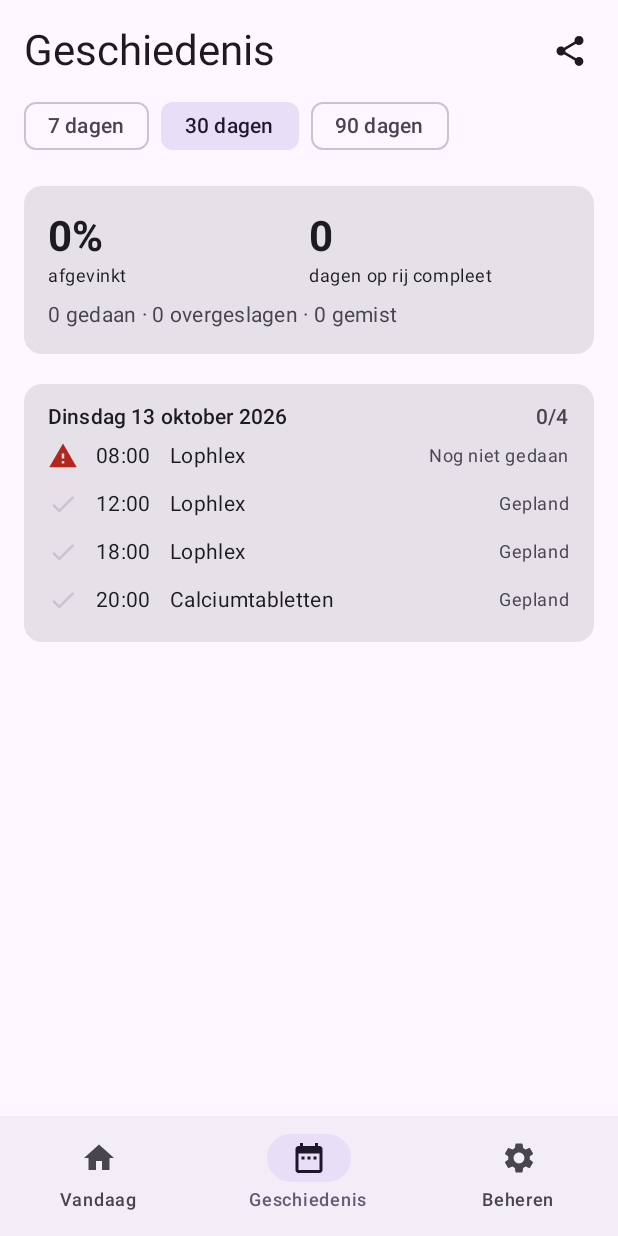
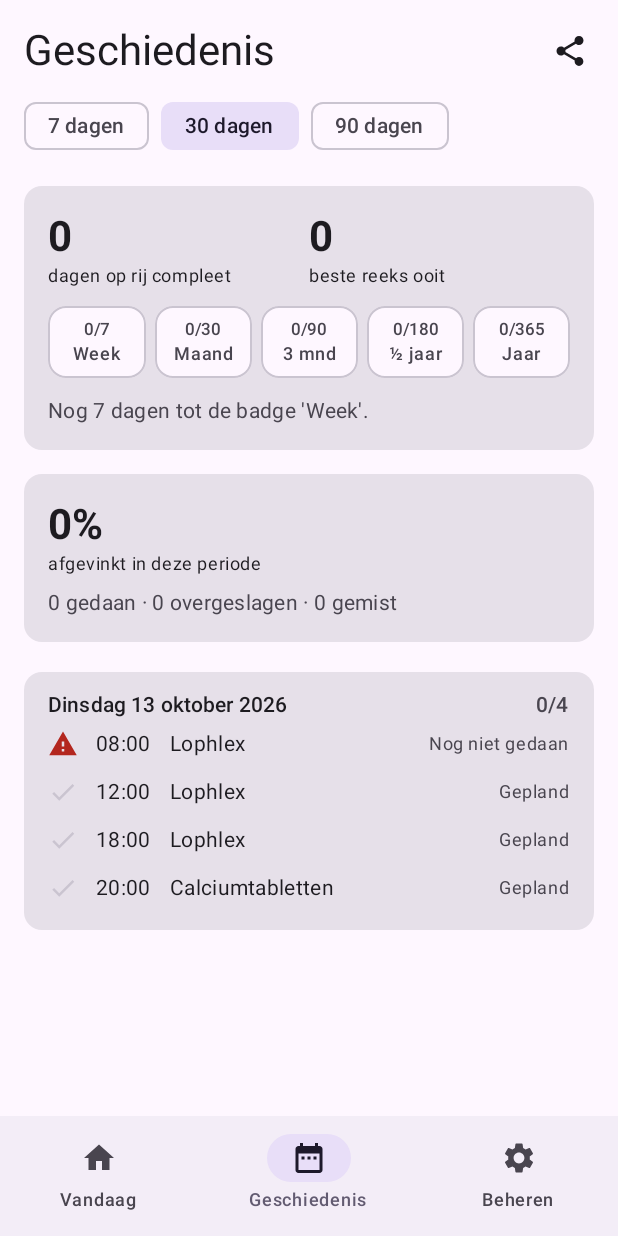
Before and after one commit to Elegast707/medicatie-tracker, an Android app built with Jetpack Compose: the screen it shows after launch (MainActivity), item 2 of the bottom bar chosen, on a phone screen of 412 x 824 dp. Run offline under Robolectric (Android 15) with nearby library versions, the phone set to English and light mode, and no system bars; our stand-ins replace Room's generated code.

Commit message:
Add streak milestones with notifications and badges
Celebrate 7/30/90-day (and every following week, 180 and 365-day) streaks
with a notification, once per milestone per streak. Each item can choose
whether skipping breaks the streak (new column, migration 1->2). History
shows current and best streak plus badges.

Co-Authored-By: Claude Opus 5.5 <noreply@anthropic.com>
Claude-Session: https://claude.ai/code/session_01TkeFpAfNi72HUb4fwwPbvp

```diff
--- a/android/app/src/main/java/nl/medicatietracker/data/AppDatabase.kt
+++ b/android/app/src/main/java/nl/medicatietracker/data/AppDatabase.kt
@@ -4,17 +4,26 @@ import android.content.Context
 import androidx.room.Database
 import androidx.room.Room
 import androidx.room.RoomDatabase
+import androidx.room.migration.Migration
 import androidx.sqlite.db.SupportSQLiteDatabase
 
-@Database(entities = [TrackedItem::class, LogEntry::class], version = 1, exportSchema = false)
+@Database(entities = [TrackedItem::class, LogEntry::class], version = 2, exportSchema = false)
 abstract class AppDatabase : RoomDatabase() {
     abstract fun dao(): TrackerDao
 
     companion object {
         fun build(context: Context): AppDatabase =
             Room.databaseBuilder(context, AppDatabase::class.java, "medicatie.db")
+                .addMigrations(MIGRATION_1_2)
                 .addCallback(SeedCallback)
                 .build()
+
+        /** Versie 2: instelling per item of overslaan de reeks breekt. */
+        private val MIGRATION_1_2 = object : Migration(1, 2) {
+            override fun migrate(db: SupportSQLiteDatabase) {
+                db.execSQL("ALTER TABLE items ADD COLUMN skipAllowed INTEGER NOT NULL DEFAULT 0")
+            }
+        }
     }
 
     /** Vult bij de eerste start het schema uit de oude web-app in. */
--- a/android/app/src/main/java/nl/medicatietracker/data/History.kt
+++ b/android/app/src/main/java/nl/medicatietracker/data/History.kt
@@ -12,11 +12,17 @@ data class HistoryRow(
     val minuteOfDay: Int,
     val status: RowStatus,
     val loggedAt: Long?,
-)
+    /** Overslaan telt voor dit item als afgevinkt in de reeks. */
+    val skipAllowed: Boolean = false,
+) {
+    val countsForStreak: Boolean
+        get() = status == RowStatus.GEDAAN || (status == RowStatus.OVERGESLAGEN && skipAllowed)
+    val breaksStreak: Boolean
+        get() = status == RowStatus.GEMIST || (status == RowStatus.OVERGESLAGEN && !skipAllowed)
+}
 
 data class HistoryDay(val date: LocalDate, val rows: List<HistoryRow>) {
     val done: Int get() = rows.count { it.status == RowStatus.GEDAAN }
-    val handled: Int get() = rows.count { it.status == RowStatus.GEDAAN || it.status == RowStatus.OVERGESLAGEN }
 }
 
 data class ItemStats(val name: String, val type: ItemType, val done: Int, val skipped: Int, val missed: Int) {
@@ -24,7 +30,7 @@ data class ItemStats(val name: String, val type: ItemType, val done: Int, val sk
     val percentage: Int get() = if (total == 0) 0 else Math.round(done * 100f / total)
 }
 
-data class Summary(val done: Int, val skipped: Int, val missed: Int, val streak: Int, val perItem: List<ItemStats>) {
+data class Summary(val done: Int, val skipped: Int, val missed: Int, val perItem: List<ItemStats>) {
     val total: Int get() = done + skipped + missed
     val percentage: Int get() = if (total == 0) 0 else Math.round(done * 100f / total)
 }
@@ -42,6 +48,7 @@ object History {
         val logsByDay = logs.groupBy { it.epochDay }
         val today = now.toLocalDate()
         val nowMinute = now.hour * 60 + now.minute
+        val skipAllowedIds = items.filter { it.skipAllowed }.map { it.id }.toSet()
         val days = mutableListOf<HistoryDay>()
         var date = to
         while (!date.isBefore(from)) {
@@ -59,9 +66,12 @@ object History {
 
             val rows = expected.map { item ->
                 val log = dayLogs[item.id]
-                HistoryRow(item.id, item.name, item.type, item.minuteOfDay, statusFor(item.minuteOfDay, log), log?.loggedAt)
+                HistoryRow(item.id, item.name, item.type, item.minuteOfDay, statusFor(item.minuteOfDay, log), log?.loggedAt, item.skipAllowed)
             } + dayLogs.values.filter { it.itemId !in expectedIds }.map { log ->
-                HistoryRow(log.itemId, log.itemName, log.itemType, log.scheduledMinute, statusFor(log.scheduledMinute, log), log.loggedAt)
+                HistoryRow(
+                    log.itemId, log.itemName, log.itemType, log.scheduledMinute,
+                    statusFor(log.scheduledMinute, log), log.loggedAt, log.itemId in skipAllowedIds,
+                )
             }
             days += HistoryDay(date, rows.sortedWith(compareBy({ it.minuteOfDay }, { it.name })))
             date = date.minusDays(1)
@@ -76,11 +86,8 @@ object History {
         return date.isBefore(deletedAt.toLocalDate())
     }
 
-    /**
-     * Samenvatting over de gegeven dagen. De reeks (streak) telt opeenvolgende dagen waarop alles
-     * is afgehandeld; vandaag telt alleen mee als alles al gedaan is.
-     */
-    fun summarize(days: List<HistoryDay>, streakDays: List<HistoryDay> = days): Summary {
+    /** Samenvatting over de gegeven dagen. */
+    fun summarize(days: List<HistoryDay>): Summary {
         val rows = days.flatMap { it.rows }
         val perItem = rows
             .filter { it.status in COUNTED }
@@ -100,28 +107,15 @@ object History {
             done = rows.count { it.status == RowStatus.GEDAAN },
             skipped = rows.count { it.status == RowStatus.OVERGESLAGEN },
             missed = rows.count { it.status == RowStatus.GEMIST },
-            streak = streak(streakDays),
             perItem = perItem,
         )
     }
 
     private val COUNTED = setOf(RowStatus.GEDAAN, RowStatus.OVERGESLAGEN, RowStatus.GEMIST)
 
-    /** Verwacht dagen met de nieuwste eerst. */
-    fun streak(days: List<HistoryDay>): Int {
-        var streak = 0
-        for (day in days) {
-            if (day.rows.isEmpty()) continue
-            val allHandled = day.handled == day.rows.size
-            if (allHandled) {
-                streak++
-            } else if (day.rows.any { it.status == RowStatus.GEMIST }) {
-                break
-            }
-            // Vandaag met nog openstaande items: niet meetellen, maar de reeks ook niet breken.
-        }
-        return streak
-    }
+    /** De eerste dag waarvoor iets gepland of gelogd is. */
+    fun firstDay(items: List<TrackedItem>, logs: List<LogEntry>): LocalDate? =
+        (items.map { it.createdAt.toLocalDate() } + logs.map { LocalDate.ofEpochDay(it.epochDay) }).minOrNull()
 
     fun toCsv(days: List<HistoryDay>): String = buildString {
         append("Datum;Gepland;Naam;Soort;Status;Gelogd om\n")
--- a/android/app/src/main/java/nl/medicatietracker/data/Model.kt
+++ b/android/app/src/main/java/nl/medicatietracker/data/Model.kt
@@ -1,5 +1,6 @@
 package nl.medicatietracker.data
 
+import androidx.room.ColumnInfo
 import androidx.room.Entity
 import androidx.room.Index
 import androidx.room.PrimaryKey
@@ -25,6 +26,8 @@ data class TrackedItem(
     val minuteOfDay: Int,
     /** Elke zoveel minuten opnieuw herinneren tot het is afgevinkt; 0 = niet herhalen. */
     val repeatMinutes: Int = 15,
+    /** Overslaan telt als afgevinkt voor de reeks (anders breekt overslaan de reeks). */
+    @ColumnInfo(defaultValue = "0") val skipAllowed: Boolean = false,
     val active: Boolean = true,
     val createdAt: Long = System.currentTimeMillis(),
     /** Gezet bij verwijderen, zodat de geschiedenis bewaard blijft. */
--- /dev/null
+++ b/android/app/src/main/java/nl/medicatietracker/data/Streaks.kt
@@ -0,0 +1,82 @@
+package nl.medicatietracker.data
+
+import java.time.LocalDate
+
+data class StreakInfo(
+    /** Aantal complete dagen op rij tot en met vandaag (of gisteren als vandaag nog loopt). */
+    val current: Int,
+    /** Eerste dag van de huidige reeks, of null als er geen reeks loopt. */
+    val currentStart: LocalDate?,
+    /** Langste reeks ooit. */
+    val best: Int,
+)
+
+data class Badge(val days: Int, val label: String)
+
+object Streaks {
+    val BADGES = listOf(
+        Badge(7, "Week"),
+        Badge(30, "Maand"),
+        Badge(90, "3 mnd"),
+        Badge(180, "½ jaar"),
+        Badge(365, "Jaar"),
+    )
+
+    private val SPECIAL_MILESTONES = BADGES.map { it.days }.toSet()
+
+    private enum class DayResult { COMPLETE, BROKEN, PENDING, EMPTY }
+
+    private fun HistoryDay.result(): DayResult = when {
+        rows.isEmpty() -> DayResult.EMPTY
+        rows.any { it.breaksStreak } -> DayResult.BROKEN
+        rows.all { it.countsForStreak } -> DayResult.COMPLETE
+        // Alleen vandaag kan nog openstaande items hebben: telt niet mee, maar breekt ook niet.
+        else -> DayResult.PENDING
+    }
+
+    /** Verwacht dagen met de nieuwste eerst, zoals [History.build] ze teruggeeft. */
+    fun compute(days: List<HistoryDay>): StreakInfo {
+        var current = 0
+        var start: LocalDate? = null
+        for (day in days) {
+            when (day.result()) {
+                DayResult.COMPLETE -> {
+                    current++
+                    start = day.date
+                }
+                DayResult.BROKEN -> break
+                DayResult.PENDING, DayResult.EMPTY -> Unit
+            }
+        }
+
+        var best = 0
+        var run = 0
+        for (day in days.asReversed()) {
+            when (day.result()) {
+                DayResult.COMPLETE -> {
+                    run++
+                    best = maxOf(best, run)
+                }
+                DayResult.BROKEN -> run = 0
+                DayResult.PENDING, DayResult.EMPTY -> Unit
+            }
+        }
+        return StreakInfo(current, start, best)
+    }
+
+    /** Mijlpalen: elke week (7, 14, 21, ...) plus 30, 90, 180 en 365 dagen. */
+    fun isMilestone(days: Int): Boolean = days > 0 && (days % 7 == 0 || days in SPECIAL_MILESTONES)
+
+    fun highestMilestoneUpTo(days: Int): Int? = (days downTo 1).firstOrNull { isMilestone(it) }
+
+    fun title(milestone: Int): String = when (milestone) {
+        7 -> "Een week compleet!"
+        30 -> "Een maand compleet!"
+        90 -> "3 maanden compleet!"
+        180 -> "Een half jaar compleet!"
+        365 -> "Een jaar compleet!"
+        else -> "$milestone dagen op rij!"
+    }
+
+    fun message(milestone: Int): String = "$milestone dagen op rij alles afgevinkt. Ga zo door!"
+}
--- a/android/app/src/main/java/nl/medicatietracker/data/TrackerDao.kt
+++ b/android/app/src/main/java/nl/medicatietracker/data/TrackerDao.kt
@@ -37,8 +37,8 @@ interface TrackerDao {
     @Query("SELECT * FROM logs WHERE epochDay = :epochDay")
     fun observeLogsForDay(epochDay: Long): Flow<List<LogEntry>>
 
-    @Query("SELECT * FROM logs WHERE epochDay BETWEEN :fromDay AND :toDay")
-    fun observeLogsBetween(fromDay: Long, toDay: Long): Flow<List<LogEntry>>
+    @Query("SELECT * FROM logs")
+    fun observeAllLogs(): Flow<List<LogEntry>>
 
     @Query("SELECT * FROM logs")
     suspend fun allLogs(): List<LogEntry>
--- a/android/app/src/main/java/nl/medicatietracker/reminders/Notifications.kt
+++ b/android/app/src/main/java/nl/medicatietracker/reminders/Notifications.kt
@@ -15,13 +15,16 @@ import nl.medicatietracker.MainActivity
 import nl.medicatietracker.R
 import nl.medicatietracker.data.ItemType
 import nl.medicatietracker.data.LogStatus
+import nl.medicatietracker.data.Streaks
 import nl.medicatietracker.data.TrackedItem
 import nl.medicatietracker.data.doneLabel
 import nl.medicatietracker.data.formatMinute
 
 object Notifications {
     private const val CHANNEL_ID = "herinneringen"
+    private const val ACHIEVEMENT_CHANNEL_ID = "prestaties"
     private const val TEST_NOTIFICATION_ID = 999_999
+    private const val MILESTONE_NOTIFICATION_ID = 888_888
 
     const val ACTION_LOG = "nl.medicatietracker.LOG"
     const val EXTRA_ITEM_ID = "itemId"
@@ -33,7 +36,10 @@ object Notifications {
             description = "Herinneringen voor medicatie en taken"
             enableVibration(true)
         }
-        context.getSystemService(NotificationManager::class.java).createNotificationChannel(channel)
+        val achievements = NotificationChannel(ACHIEVEMENT_CHANNEL_ID, "Prestaties", NotificationManager.IMPORTANCE_DEFAULT).apply {
+            description = "Felicitaties als je een week, maand of langer alles hebt afgevinkt"
+        }
+        context.getSystemService(NotificationManager::class.java).createNotificationChannels(listOf(channel, achievements))
     }
 
     fun canNotify(context: Context): Boolean {
@@ -69,18 +75,32 @@ object Notifications {
         notify(context, TEST_NOTIFICATION_ID, builder)
     }
 
+    fun showMilestone(context: Context, milestone: Int) {
+        val text = Streaks.message(milestone)
+        val builder = baseBuilder(context, MILESTONE_NOTIFICATION_ID, "🎉 ${Streaks.title(milestone)}", text, ACHIEVEMENT_CHANNEL_ID)
+            .setPriority(NotificationCompat.PRIORITY_DEFAULT)
+            .setCategory(NotificationCompat.CATEGORY_STATUS)
+        notify(context, MILESTONE_NOTIFICATION_ID, builder)
+    }
+
     fun cancel(context: Context, itemId: Long) {
         NotificationManagerCompat.from(context).cancel(itemId.toInt())
     }
 
-    private fun baseBuilder(context: Context, requestCode: Int, title: String, text: String): NotificationCompat.Builder {
+    private fun baseBuilder(
+        context: Context,
+        requestCode: Int,
+        title: String,
+        text: String,
+        channelId: String = CHANNEL_ID,
+    ): NotificationCompat.Builder {
         val openApp = PendingIntent.getActivity(
             context,
             requestCode,
             Intent(context, MainActivity::class.java).addFlags(Intent.FLAG_ACTIVITY_NEW_TASK or Intent.FLAG_ACTIVITY_CLEAR_TOP),
             PendingIntent.FLAG_UPDATE_CURRENT or PendingIntent.FLAG_IMMUTABLE,
         )
-        return NotificationCompat.Builder(context, CHANNEL_ID)
+        return NotificationCompat.Builder(context, channelId)
             .setSmallIcon(R.drawable.ic_notification)
             .setContentTitle(title)
             .setContentText(text)
--- a/android/app/src/main/java/nl/medicatietracker/ui/HistoryScreen.kt
+++ b/android/app/src/main/java/nl/medicatietracker/ui/HistoryScreen.kt
@@ -3,7 +3,9 @@ package nl.medicatietracker.ui
 import android.widget.Toast
 import androidx.activity.compose.rememberLauncherForActivityResult
 import androidx.activity.result.contract.ActivityResultContracts
+import androidx.compose.foundation.BorderStroke
 import androidx.compose.foundation.clickable
+import androidx.compose.foundation.shape.RoundedCornerShape
 import androidx.compose.foundation.layout.Arrangement
 import androidx.compose.foundation.layout.Column
 import androidx.compose.foundation.layout.PaddingValues
@@ -17,6 +19,7 @@ import androidx.compose.foundation.lazy.LazyColumn
 import androidx.compose.foundation.lazy.items
 import androidx.compose.material.icons.Icons
 import androidx.compose.material.icons.filled.Share
+import androidx.compose.material.icons.filled.Star
 import androidx.compose.material3.AlertDialog
 import androidx.compose.material3.Card
 import androidx.compose.material3.FilterChip
@@ -24,6 +27,7 @@ import androidx.compose.material3.Icon
 import androidx.compose.material3.IconButton
 import androidx.compose.material3.LinearProgressIndicator
 import androidx.compose.material3.MaterialTheme
+import androidx.compose.material3.Surface
 import androidx.compose.material3.Text
 import androidx.compose.material3.TextButton
 import androidx.compose.runtime.Composable
@@ -43,12 +47,15 @@ import kotlinx.coroutines.Dispatchers
 import kotlinx.coroutines.launch
 import kotlinx.coroutines.withContext
 import nl.medicatietracker.MedApp
+import nl.medicatietracker.data.Badge
 import nl.medicatietracker.data.DUTCH
 import nl.medicatietracker.data.History
 import nl.medicatietracker.data.HistoryDay
 import nl.medicatietracker.data.HistoryRow
 import nl.medicatietracker.data.LogStatus
 import nl.medicatietracker.data.RowStatus
+import nl.medicatietracker.data.StreakInfo
+import nl.medicatietracker.data.Streaks
 import nl.medicatietracker.data.Summary
 import nl.medicatietracker.data.doneLabel
 import nl.medicatietracker.data.formatMinute
@@ -62,9 +69,6 @@ import java.time.format.DateTimeFormatter
 private val historyDayFormatter = DateTimeFormatter.ofPattern("EEEE d MMMM yyyy", DUTCH)
 private val ranges = listOf(7 to "7 dagen", 30 to "30 dagen", 90 to "90 dagen")
 
-/** Hoe ver terug de reeks (streak) wordt berekend. */
-private const val STREAK_DAYS = 365L
-
 @Composable
 fun HistoryScreen(app: MedApp) {
     val context = LocalContext.current
@@ -74,23 +78,21 @@ fun HistoryScreen(app: MedApp) {
     var editing by remember { mutableStateOf<Pair<LocalDate, HistoryRow>?>(null) }
 
     val items by app.repository.allItems.collectAsStateWithLifecycle(emptyList())
-    val logs by remember(today) {
-        app.repository.logsBetween(today.minusDays(STREAK_DAYS).toEpochDay(), today.toEpochDay())
-    }.collectAsStateWithLifecycle(emptyList())
+    val logs by app.repository.allLogs.collectAsStateWithLifecycle(emptyList())
 
     val allDays = remember(items, logs, now) {
-        History.build(items, logs, today.minusDays(STREAK_DAYS), today, now)
+        History.build(items, logs, History.firstDay(items, logs) ?: today, today, now)
     }
     val shownDays = allDays.take(rangeDays).filter { it.rows.isNotEmpty() }
-    val summary = remember(allDays, rangeDays) { History.summarize(allDays.take(rangeDays), allDays) }
+    val summary = remember(allDays, rangeDays) { History.summarize(allDays.take(rangeDays)) }
+    val streak = remember(allDays) { Streaks.compute(allDays) }
 
     val exportLauncher = rememberLauncherForActivityResult(ActivityResultContracts.CreateDocument("text/csv")) { uri ->
         if (uri == null) return@rememberLauncherForActivityResult
         app.appScope.launch {
             val (allItems, allLogs) = app.repository.exportData()
             val exportNow = LocalDateTime.now()
-            val firstDay = (allItems.map { it.createdAt.toLocalDate() } + allLogs.map { LocalDate.ofEpochDay(it.epochDay) })
-                .minOrNull() ?: exportNow.toLocalDate()
+            val firstDay = History.firstDay(allItems, allLogs) ?: exportNow.toLocalDate()
             val csv = History.toCsv(History.build(allItems, allLogs, firstDay, exportNow.toLocalDate(), exportNow))
             val ok = runCatching {
                 context.contentResolver.openOutputStream(uri)?.bufferedWriter()?.use { it.write(csv) }
@@ -120,6 +122,7 @@ fun HistoryScreen(app: MedApp) {
                 }
             }
         }
+        item { AchievementsCard(streak) }
         item { SummaryCard(summary) }
         if (shownDays.isEmpty()) {
             item {
@@ -149,18 +152,67 @@ fun HistoryScreen(app: MedApp) {
 }
 
 @Composable
+private fun AchievementsCard(streak: StreakInfo) {
+    Card(Modifier.fillMaxWidth().padding(start = 16.dp, end = 16.dp, top = 16.dp)) {
+        Column(Modifier.padding(16.dp), verticalArrangement = Arrangement.spacedBy(12.dp)) {
+            Row {
+                Column(Modifier.weight(1f)) {
+                    Text("${streak.current}", style = MaterialTheme.typography.headlineMedium, fontWeight = FontWeight.Bold)
+                    Text(if (streak.current == 1) "dag op rij compleet" else "dagen op rij compleet", style = MaterialTheme.typography.bodySmall)
+                }
+                Column(Modifier.weight(1f)) {
+                    Text("${streak.best}", style = MaterialTheme.typography.headlineMedium, fontWeight = FontWeight.Bold)
+                    Text("beste reeks ooit", style = MaterialTheme.typography.bodySmall)
+                }
+            }
+            Row(horizontalArrangement = Arrangement.spacedBy(6.dp)) {
+                Streaks.BADGES.forEach { badge ->
+                    BadgeTile(badge, earned = streak.best >= badge.days, current = streak.current, modifier = Modifier.weight(1f))
+                }
+            }
+            val next = Streaks.BADGES.firstOrNull { it.days > streak.current }
+            if (next != null) {
+                val remaining = next.days - streak.current
+                Text(
+                    "Nog $remaining ${if (remaining == 1) "dag" else "dagen"} tot de badge '${next.label}'.",
+                    style = MaterialTheme.typography.bodyMedium,
+                    color = MaterialTheme.colorScheme.onSurfaceVariant,
+                )
+            }
+        }
+    }
+}
+
+@Composable
+private fun BadgeTile(badge: Badge, earned: Boolean, current: Int, modifier: Modifier = Modifier) {
+    Surface(
+        shape = RoundedCornerShape(12.dp),
+        color = if (earned) MaterialTheme.colorScheme.primaryContainer else MaterialTheme.colorScheme.surface,
+        contentColor = if (earned) MaterialTheme.colorScheme.onPrimaryContainer else MaterialTheme.colorScheme.onSurfaceVariant,
+        border = if (earned) null else BorderStroke(1.dp, MaterialTheme.colorScheme.outlineVariant),
+        modifier = modifier,
+    ) {
+        Column(
+            Modifier.padding(vertical = 8.dp, horizontal = 2.dp),
+            horizontalAlignment = Alignment.CenterHorizontally,
+        ) {
+            if (earned) {
+                Icon(Icons.Filled.Star, contentDescription = "Behaald", modifier = Modifier.size(22.dp))
+            } else {
+                Text("${minOf(current, badge.days)}/${badge.days}", style = MaterialTheme.typography.labelSmall, maxLines = 1)
+            }
+            Text(badge.label, style = MaterialTheme.typography.labelMedium, maxLines = 1)
+        }
+    }
+}
+
+@Composable
 private fun SummaryCard(summary: Summary) {
     Card(Modifier.fillMaxWidth().padding(16.dp)) {
         Column(Modifier.padding(16.dp), verticalArrangement = Arrangement.spacedBy(8.dp)) {
-            Row {
-                Column(Modifier.weight(1f)) {
-                    Text("${summary.percentage}%", style = MaterialTheme.typography.headlineMedium, fontWeight = FontWeight.Bold)
-                    Text("afgevinkt", style = MaterialTheme.typography.bodySmall)
-                }
-                Column(Modifier.weight(1f)) {
-                    Text("${summary.streak}", style = MaterialTheme.typography.headlineMedium, fontWeight = FontWeight.Bold)
-                    Text(if (summary.streak == 1) "dag op rij compleet" else "dagen op rij compleet", style = MaterialTheme.typography.bodySmall)
-                }
+            Column {
+                Text("${summary.percentage}%", style = MaterialTheme.typography.headlineMedium, fontWeight = FontWeight.Bold)
+                Text("afgevinkt in deze periode", style = MaterialTheme.typography.bodySmall)
             }
             Text(
                 "${summary.done} gedaan · ${summary.skipped} overgeslagen · ${summary.missed} gemist",
```
Also changed, not shown: android/app/src/main/java/nl/medicatietracker/data/TrackerRepository.kt (+34 -2 lines), android/app/src/main/java/nl/medicatietracker/ui/ManageScreen.kt (+22 -1 lines), 3 other files.
